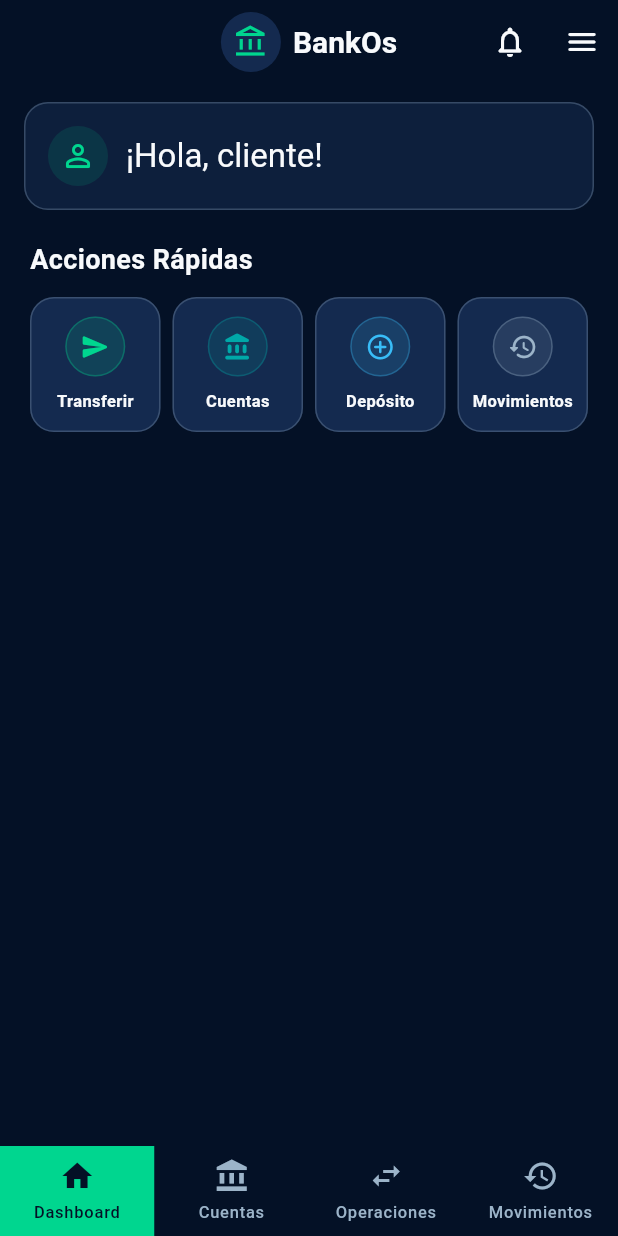
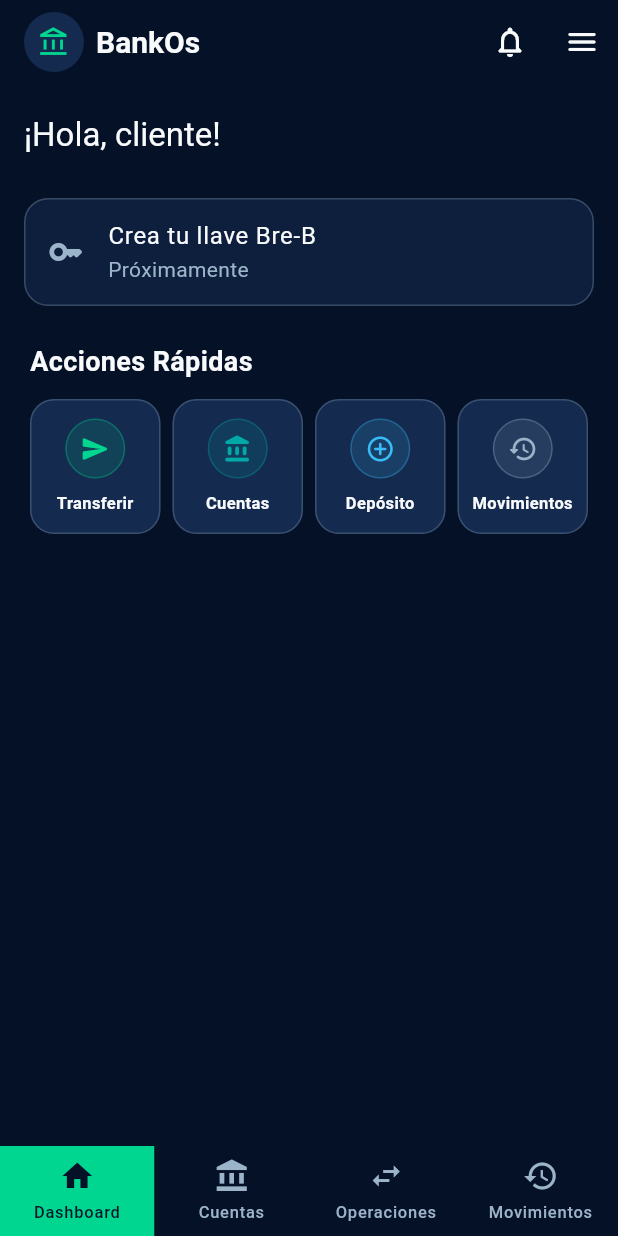
Before and after one commit to BankOs-project/bankos-mobile, a Flutter app: the DashboardScreen screen opened by its route, on a phone screen of 412 x 824 dp. Run offline on Flutter 3.47's test engine with Material 3 defaults, Android fonts, the phone set to English and light mode, and no system bars; our stand-ins replace dio, flutter_riverpod, flutter_secure_storage, go_router, local_auth, share_plus; accounts and stored records are empty; network calls fail.

Commit message:
feat: reorganizar el dashboard y agregar logos bancarios de demo

```diff
--- a/lib/features/accounts/presentation/screens/dashboard_screen.dart
+++ b/lib/features/accounts/presentation/screens/dashboard_screen.dart
@@ -7,6 +7,7 @@ import '../../../../core/theme/bank_surface_card.dart';
 import '../../../../core/theme/bank_theme.dart';
 import '../../../auth/presentation/providers/auth_provider.dart';
 import '../../../auth/presentation/widgets/bank_logo.dart';
+import '../widgets/dashboard_accounts_carousel.dart';
 import '../widgets/dashboard_finances_section.dart';
 import '../widgets/dashboard_quick_actions.dart';
 
@@ -23,10 +24,14 @@ class DashboardScreen extends ConsumerWidget {
 
     return Scaffold(
       appBar: AppBar(
+        centerTitle: false,
         title: Row(
           mainAxisSize: MainAxisSize.min,
           children: [
-            BankLogo(logoUrl: session?.bankLogoUrl),
+            BankLogo(
+              bankName: session?.bankLabel,
+              logoUrl: session?.bankLogoUrl,
+            ),
             const SizedBox(width: 8),
             Flexible(
               child: Text(
@@ -56,42 +61,46 @@ class DashboardScreen extends ConsumerWidget {
             onPressed: () => context.push('/menu'),
           ),
         ],
+        bottom: PreferredSize(
+          preferredSize: Size.fromHeight(
+            MediaQuery.textScalerOf(context).scale(24) * 2 + 16,
+          ),
+          child: Align(
+            alignment: AlignmentDirectional.centerStart,
+            child: Padding(
+              padding: const EdgeInsets.fromLTRB(16, 0, 16, 16),
+              child: Text(
+                '¡Hola, ${customerName ?? session?.email ?? 'cliente'}!',
+                maxLines: 2,
+                overflow: TextOverflow.ellipsis,
+                style: theme.textTheme.titleLarge?.copyWith(
+                  color: brand?.onFill ?? theme.colorScheme.onSurface,
+                ),
+              ),
+            ),
+          ),
+        ),
       ),
       body: SafeArea(
         child: SingleChildScrollView(
           padding: const EdgeInsets.fromLTRB(16, 12, 16, 24),
           child: Column(
             crossAxisAlignment: CrossAxisAlignment.stretch,
+            spacing: 24,
             children: [
-              BankSurfaceCard(
-                child: Padding(
-                  padding: const EdgeInsets.all(16),
-                  child: Row(
-                    children: [
-                      CircleAvatar(
-                        backgroundColor:
-                            (brand?.onFill ?? theme.colorScheme.primary)
-                                .withValues(alpha: 0.12),
-                        foregroundColor:
-                            brand?.onFill ?? theme.colorScheme.primary,
-                        child: const Icon(Icons.person_outline_rounded),
-                      ),
-                      const SizedBox(width: 12),
-                      Expanded(
-                        child: Text(
-                          '¡Hola, ${customerName ?? session?.email ?? 'cliente'}!',
-                          style: theme.textTheme.titleLarge?.copyWith(
-                            color: brand?.onFill,
-                          ),
-                        ),
-                      ),
-                    ],
-                  ),
+              const BankSurfaceCard(
+                child: ListTile(
+                  leading: Icon(Icons.key_rounded),
+                  title: Text('Crea tu llave Bre-B'),
+                  subtitle: Text('Próximamente'),
                 ),
               ),
-              const SizedBox(height: 20),
+              if (session != null)
+                DashboardAccountsCarousel(
+                  key: ObjectKey(session),
+                  session: session,
+                ),
               const DashboardQuickActions(),
-              const SizedBox(height: 24),
               if (session != null) DashboardFinancesSection(session: session),
             ],
           ),
--- a/lib/features/accounts/presentation/widgets/dashboard_quick_actions.dart
+++ b/lib/features/accounts/presentation/widgets/dashboard_quick_actions.dart
@@ -22,7 +22,7 @@ class DashboardQuickActions extends StatelessWidget {
         ),
         const SizedBox(height: 12),
         Row(
-          mainAxisAlignment: MainAxisAlignment.spaceBetween,
+          crossAxisAlignment: CrossAxisAlignment.start,
           children: [
             _QuickActionItem(
               key: const Key('quick_action_transfer'),
@@ -36,9 +36,7 @@ class DashboardQuickActions extends StatelessWidget {
               icon: Icons.account_balance_rounded,
               label: 'Cuentas',
               color: colors.secondary,
-              onTap: () {
-                context.go('/accounts');
-              },
+              onTap: () => context.go('/accounts'),
             ),
             _QuickActionItem(
               key: const Key('quick_action_deposit'),
@@ -52,9 +50,7 @@ class DashboardQuickActions extends StatelessWidget {
               icon: Icons.history_rounded,
               label: 'Movimientos',
               color: colors.onSurfaceVariant,
-              onTap: () {
-                context.go('/history');
-              },
+              onTap: () => context.go('/history'),
             ),
           ],
         ),
@@ -89,7 +85,7 @@ class _QuickActionItem extends StatelessWidget {
             onTap: onTap,
             borderRadius: BorderRadius.circular(AppTheme.radiusCard),
             child: Container(
-              padding: const EdgeInsets.symmetric(vertical: 12.0),
+              padding: const EdgeInsets.symmetric(vertical: 12, horizontal: 2),
               decoration: BoxDecoration(
                 color: colors.surfaceContainerHighest,
                 borderRadius: BorderRadius.circular(AppTheme.radiusCard),
@@ -113,11 +109,12 @@ class _QuickActionItem extends StatelessWidget {
                   const SizedBox(height: 8),
                   Text(
                     label,
+                    textAlign: TextAlign.center,
                     style: const TextStyle(
                       fontSize: 11,
                       fontWeight: FontWeight.w600,
                     ),
-                    maxLines: 1,
+                    maxLines: 2,
                     overflow: TextOverflow.ellipsis,
                   ),
                 ],
--- a/lib/features/auth/presentation/screens/bank_selector_screen.dart
+++ b/lib/features/auth/presentation/screens/bank_selector_screen.dart
@@ -100,7 +100,10 @@ class _BankSelectorScreenState extends ConsumerState<BankSelectorScreen> {
                                 horizontal: 16,
                                 vertical: 8,
                               ),
-                              leading: BankLogo(logoUrl: bank.logoUrl),
+                              leading: BankLogo(
+                                bankName: bank.name,
+                                logoUrl: bank.logoUrl,
+                              ),
                               title: Text(bank.name),
                               trailing: const Icon(Icons.chevron_right_rounded),
                               onTap: auth.isLoading
--- a/lib/features/auth/presentation/widgets/bank_logo.dart
+++ b/lib/features/auth/presentation/widgets/bank_logo.dart
@@ -1,34 +1,110 @@
 import 'package:flutter/material.dart';
 
+import '../../../../core/theme/bank_theme.dart';
+import '../../domain/models/public_bank.dart';
+
 class BankLogo extends StatelessWidget {
-  const BankLogo({super.key, required this.logoUrl});
+  const BankLogo({
+    super.key,
+    required this.bankName,
+    required this.logoUrl,
+    this.size = 40,
+    this.semanticLabel,
+  });
 
+  final String? bankName;
   final Uri? logoUrl;
+  final double size;
+  final String? semanticLabel;
 
   @override
   Widget build(BuildContext context) {
     final colors = Theme.of(context).colorScheme;
-    final fallback = Icon(
+    final bank = BankPalette.fromName(normalizeBankSearch(bankName ?? ''));
+    final asset = switch (bank) {
+      BankPalette.bancolombia => 'bank_bancolombia.png',
+      BankPalette.nu => 'bank_nu.png',
+      BankPalette.daviplata => 'bank_daviplata.png',
+      BankPalette.falabella => 'bank_falabella.png',
+      _ => null,
+    };
+    final initials = switch (bank) {
+      BankPalette.andino => 'AN',
+      BankPalette.caribe => 'CA',
+      BankPalette.uno => 'UNO',
+      _ => null,
+    };
+    final icon = Icon(
       Icons.account_balance_outlined,
       color: colors.primary,
+      size: size * 0.55,
     );
+    final generic = _circle(colors.surfaceContainerHighest, icon);
+    final fallback = asset != null
+        ? _circle(
+            Colors.white,
+            Image.asset(
+              'resources/images/$asset',
+              width: size * 0.8,
+              height: size * 0.8,
+              fit: BoxFit.contain,
+              excludeFromSemantics: true,
+              errorBuilder: (_, _, _) => icon,
+            ),
+          )
+        : initials != null
+        ? _circle(
+            colors.surfaceContainerHighest,
+            Padding(
+              padding: EdgeInsets.all(size * 0.15),
+              child: FittedBox(
+                fit: BoxFit.scaleDown,
+                child: Text(
+                  initials,
+                  style: TextStyle(
+                    color: colors.onSurface,
+                    fontSize: size * 0.32,
+                    fontWeight: FontWeight.w700,
+                  ),
+                ),
+              ),
+            ),
+          )
+        : generic;
     final url = logoUrl;
-    return CircleAvatar(
-      backgroundColor: colors.surfaceContainerHighest,
+    return Semantics(
+      label: semanticLabel,
+      image: semanticLabel != null,
+      excludeSemantics: true,
       child: url == null
           ? fallback
-          : ClipOval(
-              child: Image.network(
-                url.toString(),
-                width: 32,
-                height: 32,
-                fit: BoxFit.contain,
-                excludeFromSemantics: true,
-                frameBuilder: (_, child, frame, _) =>
-                    frame == null ? fallback : child,
-                errorBuilder: (_, _, _) => fallback,
-              ),
+          : Image.network(
+              url.toString(),
+              width: size,
+              height: size,
+              fit: BoxFit.contain,
+              excludeFromSemantics: true,
+              frameBuilder: (_, child, frame, _) => frame == null
+                  ? generic
+                  : _circle(
+                      colors.surfaceContainerHighest,
+                      Padding(
+                        padding: EdgeInsets.all(size * 0.14),
+                        child: child,
+                      ),
+                    ),
+              errorBuilder: (_, _, _) => fallback,
             ),
     );
   }
+
+  Widget _circle(Color color, Widget child) => ClipOval(
+    child: ColoredBox(
+      color: color,
+      child: SizedBox.square(
+        dimension: size,
+        child: Center(child: child),
+      ),
+    ),
+  );
 }
```
Also changed, not shown: lib/features/accounts/presentation/widgets/dashboard_accounts_carousel.dart (added, +146 -0 lines), lib/features/accounts/presentation/widgets/dashboard_finances_section.dart (+0 -12 lines), lib/features/auth/presentation/screens/login_screen.dart (+22 -45 lines), resources/images/bank_bancolombia.png (added), resources/images/bank_daviplata.png (added), resources/images/bank_falabella.png (added), resources/images/bank_nu.png (added), 4 other files.
